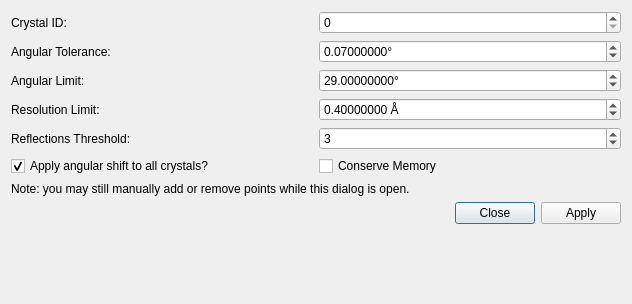
This is polylaue/ui/resources/ui/track_dialog.ui in PolyLaue/PolyLaue as Qt 5 draws it before an edit. The edited form follows.
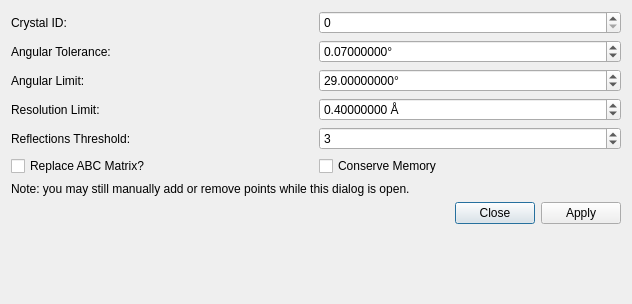
This is the edited form. Custom widgets are drawn as their Qt base class.

Commit message:
Allow track to overwrite ABC matrix
This adds an option to overwrite the ABC matrix within track.

If checked, the ABC matrix is overwritten with the newly discovered
ABC matrix, and all angular shift matrices are recomputed.

This also removes the old options for copying angular shift arrays
between crystals. We'll have a better way to do that soon.

What changed in the file:
```diff
--- a/polylaue/ui/resources/ui/track_dialog.ui
+++ b/polylaue/ui/resources/ui/track_dialog.ui
@@ -193,10 +193,7 @@
       <string>&lt;html&gt;&lt;head/&gt;&lt;body&gt;&lt;p&gt;Whether to apply the same angular shift to all crystals for the selected scan number.&lt;/p&gt;&lt;p&gt;You wouldn't enable this if you expect your crystals to have different angular shifts (for example, the sample bends such that one crystal has a different angular shift than another crystal).&lt;/p&gt;&lt;/body&gt;&lt;/html&gt;</string>
      </property>
      <property name="text">
-      <string>Apply angular shift to all crystals?</string>
-     </property>
-     <property name="checked">
-      <bool>true</bool>
+      <string>Replace ABC Matrix?</string>
      </property>
     </widget>
    </item>
```
Left out of the diff: 6 changed lines with no effect on the pictures. The commit also changes 4 other files.
